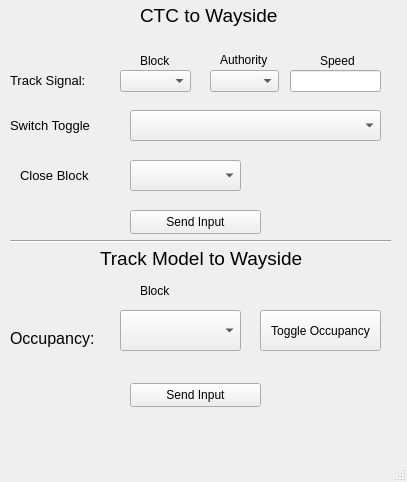
Qt form TrackControllerTest/TestUi.ui (LucasZ99/ECE1140SystemsEngineeringProject) before a commit.
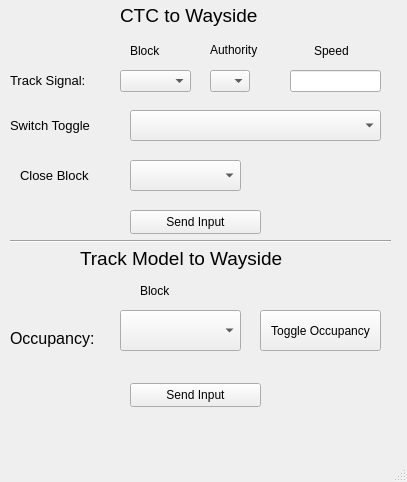
The same form after that commit.

Diff of the .ui file:
```diff
--- a/TrackControllerTest/TestUi.ui
+++ b/TrackControllerTest/TestUi.ui
@@ -36,7 +36,7 @@
    <widget class="QLabel" name="label">
     <property name="geometry">
      <rect>
-      <x>140</x>
+      <x>120</x>
       <y>0</y>
       <width>161</width>
       <height>31</height>
@@ -54,7 +54,7 @@
    <widget class="QLabel" name="label_2">
     <property name="geometry">
      <rect>
-      <x>100</x>
+      <x>80</x>
       <y>243</y>
       <width>251</width>
       <height>31</height>
@@ -126,9 +126,9 @@
    <widget class="QLabel" name="label_4">
     <property name="geometry">
      <rect>
-      <x>140</x>
-      <y>50</y>
-      <width>41</width>
+      <x>130</x>
+      <y>40</y>
+      <width>51</width>
       <height>21</height>
      </rect>
     </property>
@@ -141,17 +141,23 @@
      <rect>
       <x>210</x>
       <y>70</y>
-      <width>69</width>
+      <width>40</width>
       <height>22</height>
      </rect>
     </property>
+    <property name="maximumSize">
+     <size>
+      <width>40</width>
+      <height>22</height>
+     </size>
+    </property>
    </widget>
    <widget class="QLabel" name="label_5">
     <property name="geometry">
      <rect>
-      <x>220</x>
-      <y>50</y>
-      <width>71</width>
+      <x>210</x>
+      <y>40</y>
+      <width>81</width>
       <height>20</height>
      </rect>
     </property>
@@ -172,9 +178,9 @@
    <widget class="QLabel" name="label_6">
     <property name="geometry">
      <rect>
-      <x>320</x>
-      <y>50</y>
-      <width>55</width>
+      <x>314</x>
+      <y>40</y>
+      <width>61</width>
       <height>21</height>
      </rect>
     </property>
```
Left out of the diff: 24 changed lines with no effect on the pictures.
